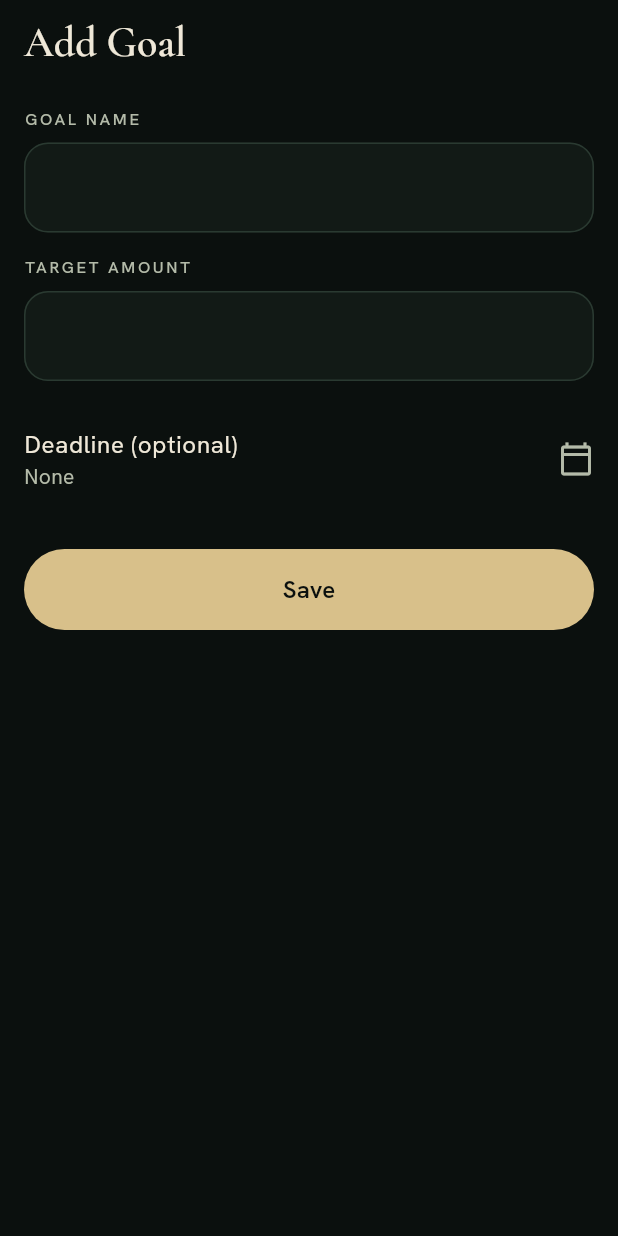
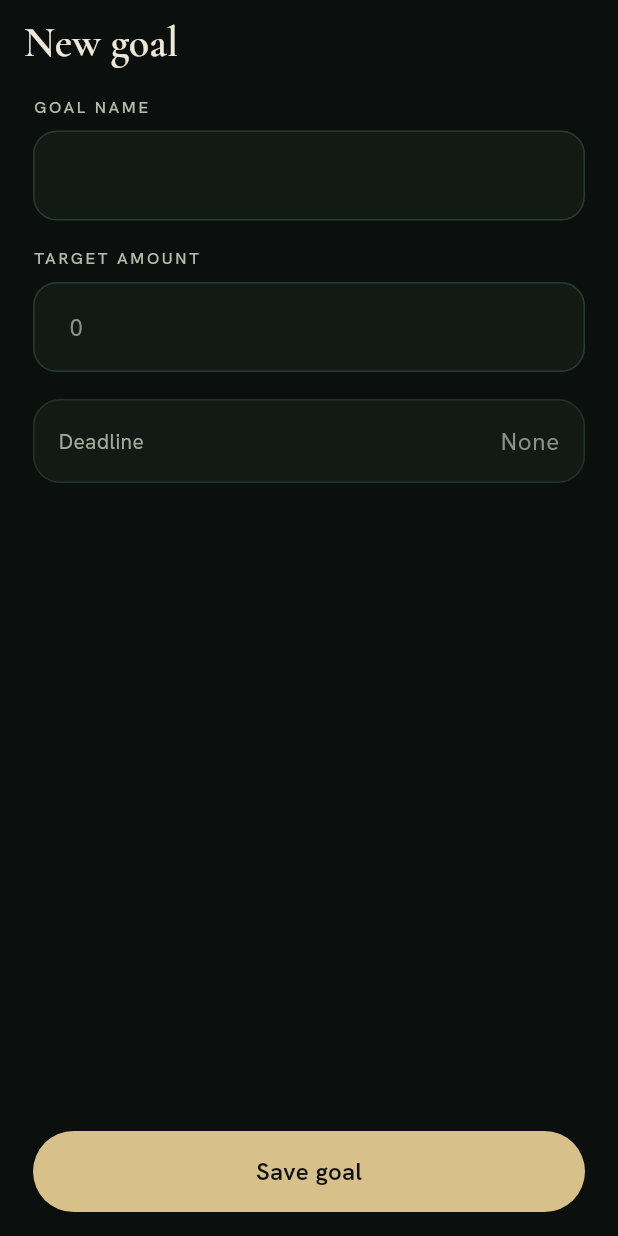
Before and after one commit to anugrahkresnaya/Crowzy-Finance, a Flutter app: the AddEditWishlistScreen screen opened directly, on a phone screen of 412 x 824 dp. Run offline on Flutter 3.47's test engine with Material 3 defaults, Android fonts, the phone set to English and light mode, and no system bars; our stand-ins replace flutter_animate, flutter_local_notifications, flutter_riverpod, freezed_annotation, google_fonts, hive and 3 more; accounts and stored records are empty; generated files the repository leaves out were written again.

Commit message:
style: rebuild the wishlist with a featured goal
The first goal in progress is featured in the framed card with an add
contribution button, the rest follow as cards, and adding a goal moves to the
header. The contribution dialog and goal form group amounts as you type.

```diff
--- a/lib/features/wishlist/ui/add_edit_wishlist_screen.dart
+++ b/lib/features/wishlist/ui/add_edit_wishlist_screen.dart
@@ -1,6 +1,10 @@
 import 'package:flutter/material.dart';
+import 'package:flutter/services.dart';
 import 'package:flutter_riverpod/flutter_riverpod.dart';
 
+import '../../../core/theme/app_colors.dart';
+import '../../../core/utils/amount_input.dart';
+import '../../../core/utils/currency_formatter.dart';
 import '../../../core/utils/date_formatter.dart';
 import '../../../core/widgets/app_text_field.dart';
 import '../../../data/models/wishlist_model.dart';
@@ -18,10 +22,13 @@ class AddEditWishlistScreen extends ConsumerStatefulWidget {
 class _AddEditWishlistScreenState extends ConsumerState<AddEditWishlistScreen> {
   final _formKey = GlobalKey<FormState>();
   late final _nameController = TextEditingController(text: widget.goal?.name);
-  late final _targetController =
-      TextEditingController(text: widget.goal?.targetAmount.toStringAsFixed(0));
+  late final _targetController = TextEditingController(
+    text: widget.goal == null ? '' : CurrencyFormatter.number(widget.goal!.targetAmount),
+  );
 
   late DateTime? _deadline = widget.goal?.deadline;
+
+  bool get _isEditing => widget.goal != null;
 
   @override
   void dispose() {
@@ -44,7 +51,7 @@ class _AddEditWishlistScreenState extends ConsumerState<AddEditWishlistScreen> {
     if (!_formKey.currentState!.validate()) return;
 
     final name = _nameController.text.trim();
-    final targetAmount = double.parse(_targetController.text.trim());
+    final targetAmount = ThousandsInputFormatter.parse(_targetController.text)!;
     final notifier = ref.read(wishlistListProvider.notifier);
     final existing = widget.goal;
 
@@ -78,64 +85,102 @@ class _AddEditWishlistScreenState extends ConsumerState<AddEditWishlistScreen> {
     });
 
     final isLoading = ref.watch(wishlistListProvider).isLoading;
+    final textTheme = Theme.of(context).textTheme;
 
     return Scaffold(
-      appBar: AppBar(
-        title: Text(widget.goal == null ? 'Add Goal' : 'Edit Goal'),
-      ),
+      appBar: AppBar(title: Text(_isEditing ? 'Edit goal' : 'New goal')),
       body: SafeArea(
         child: Form(
           key: _formKey,
           child: ListView(
-            padding: const EdgeInsets.all(16),
+            padding: const EdgeInsets.fromLTRB(22, 8, 22, 24),
             children: [
               AppTextField(
                 controller: _nameController,
                 label: 'Goal name',
                 enabled: !isLoading,
+                textInputAction: TextInputAction.next,
                 validator: (value) =>
                     value == null || value.trim().isEmpty ? 'Enter a name' : null,
               ),
-              const SizedBox(height: 16),
+              const SizedBox(height: 18),
               AppTextField(
                 controller: _targetController,
                 label: 'Target amount',
-                keyboardType: const TextInputType.numberWithOptions(decimal: true),
+                hint: '0',
+                keyboardType: TextInputType.number,
                 enabled: !isLoading,
+                inputFormatters: [
+                  FilteringTextInputFormatter.allow(RegExp(r'[0-9.]')),
+                  const ThousandsInputFormatter(),
+                ],
                 validator: (value) {
-                  final parsed = double.tryParse(value?.trim() ?? '');
+                  final parsed = ThousandsInputFormatter.parse(value ?? '');
                   if (parsed == null || parsed <= 0) return 'Enter a valid amount';
                   return null;
                 },
               ),
-              const SizedBox(height: 16),
-              ListTile(
-                contentPadding: EdgeInsets.zero,
-                title: const Text('Deadline (optional)'),
-                subtitle: Text(_deadline != null ? DateFormatter.day(_deadline!) : 'None'),
-                trailing: _deadline != null
-                    ? IconButton(
-                        icon: const Icon(Icons.clear),
+              const SizedBox(height: 18),
+              Container(
+                constraints: const BoxConstraints(minHeight: 56),
+                decoration: BoxDecoration(
+                  color: AppColors.surface,
+                  borderRadius: BorderRadius.circular(18),
+                  border: Border.all(color: AppColors.hairlineSoft),
+                ),
+                child: Row(
+                  children: [
+                    Expanded(
+                      child: InkWell(
+                        borderRadius: BorderRadius.circular(18),
+                        onTap: isLoading ? null : _pickDeadline,
+                        child: Padding(
+                          padding: const EdgeInsets.symmetric(horizontal: 16, vertical: 14),
+                          child: Row(
+                            mainAxisAlignment: MainAxisAlignment.spaceBetween,
+                            children: [
+                              Text(
+                                'Deadline',
+                                style: textTheme.bodyMedium?.copyWith(color: AppColors.textMuted),
+                              ),
+                              Text(
+                                _deadline != null ? DateFormatter.day(_deadline!) : 'None',
+                                style: textTheme.bodyLarge?.copyWith(
+                                  color: _deadline != null ? AppColors.ivory : AppColors.textFaint,
+                                ),
+                              ),
+                            ],
+                          ),
+                        ),
+                      ),
+                    ),
+                    if (_deadline != null)
+                      IconButton(
+                        tooltip: 'Clear deadline',
+                        icon: const Icon(Icons.close_rounded, size: 20),
+                        color: AppColors.textLabel,
                         onPressed: isLoading ? null : () => setState(() => _deadline = null),
-                      )
-                    : const Icon(Icons.calendar_today_outlined),
-                onTap: isLoading ? null : _pickDeadline,
-              ),
-              const SizedBox(height: 24),
-              FilledButton(
-                onPressed: isLoading ? null : _submit,
-                child: isLoading
-                    ? const SizedBox(
-                        height: 20,
-                        width: 20,
-                        child: CircularProgressIndicator(strokeWidth: 2),
-                      )
-                    : const Text('Save'),
+                      ),
+                  ],
+                ),
               ),
             ],
           ),
         ),
       ),
+      bottomNavigationBar: SafeArea(
+        minimum: const EdgeInsets.fromLTRB(22, 8, 22, 16),
+        child: FilledButton(
+          onPressed: isLoading ? null : _submit,
+          child: isLoading
+              ? const SizedBox(
+                  height: 20,
+                  width: 20,
+                  child: CircularProgressIndicator(strokeWidth: 2),
+                )
+              : Text(_isEditing ? 'Save changes' : 'Save goal'),
+        ),
+      ),
     );
   }
 }
```
Also changed, not shown: lib/features/wishlist/ui/widgets/add_contribution_dialog.dart (+51 -18 lines), lib/features/wishlist/ui/widgets/featured_goal_card.dart (added, +126 -0 lines), lib/features/wishlist/ui/wishlist_list_screen.dart (+63 -31 lines), 1 other file.
